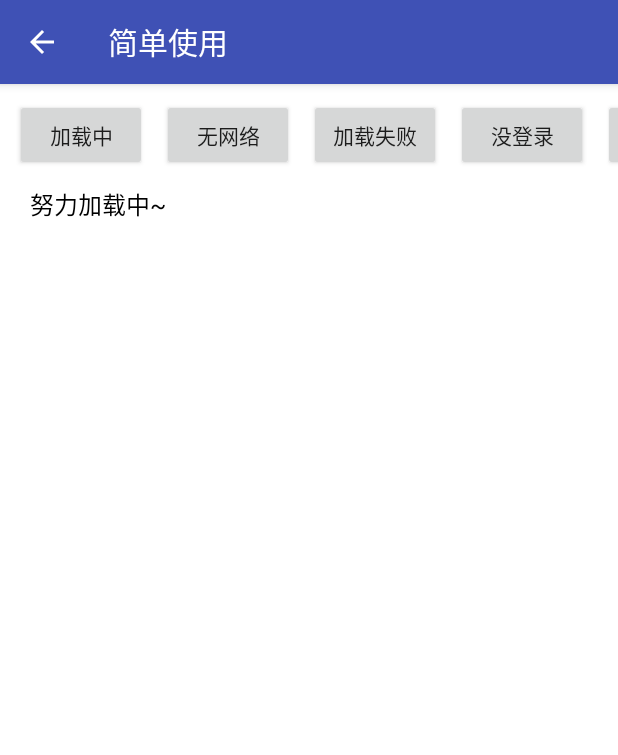
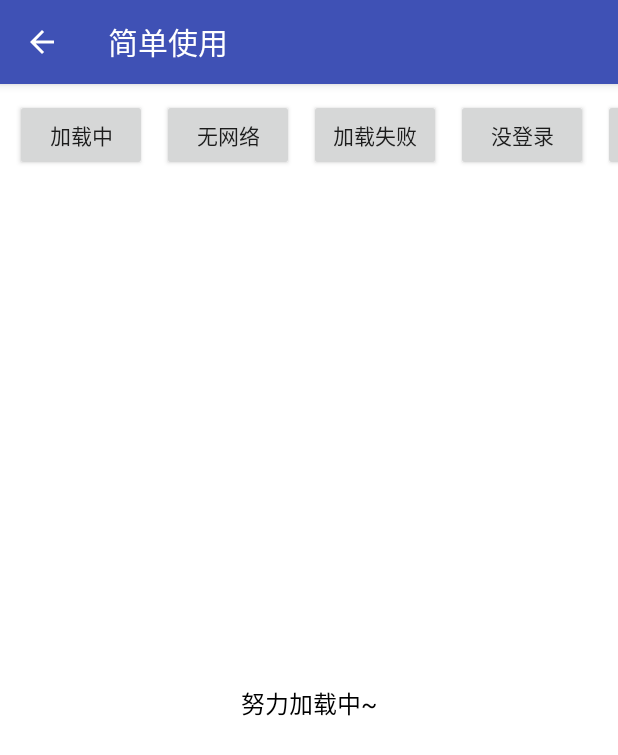
Before and after one commit to YuJunKui1995/PageStatusHelper, an Android app: the SimpleActivity screen opened directly, with no data from a screen before it, on a phone screen of 412 x 824 dp. Shown: the top 755 px of the screen. Run offline under Robolectric (Android 15) with nearby library versions, the phone set to English and light mode, and no system bars.

Commit message:
修复在约束布局下没有字体没有居中的问题

```diff
--- a/pagestatushelper/src/main/java/com/smartcity/commonbase/widget/pagestatus/Builder.java
+++ b/pagestatushelper/src/main/java/com/smartcity/commonbase/widget/pagestatus/Builder.java
@@ -6,6 +6,7 @@ import android.support.annotation.ColorInt;
 import android.support.annotation.DimenRes;
 import android.support.annotation.DrawableRes;
 import android.support.annotation.LayoutRes;
+import android.view.Gravity;
 import android.view.View;
 import android.widget.ImageView;
 import android.widget.TextView;
@@ -251,6 +252,7 @@ public class Builder {
                 textView.setText(text);
                 textView.setTextColor(textColor);
                 textView.setTextSize(textSize);
+                textView.setGravity(Gravity.CENTER);
                 view = textView;
             }
 
```
